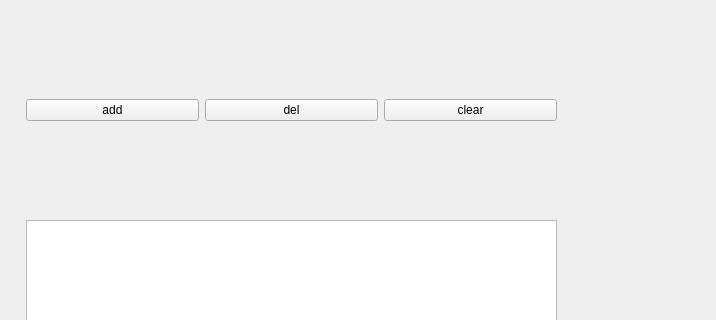
Old version of the form src/mainwindow.ui in the repository youzhicheng1/device-gui; both pictures show x 84 to 800 and y 0 to 320 of the 800 by 600 pixel window.
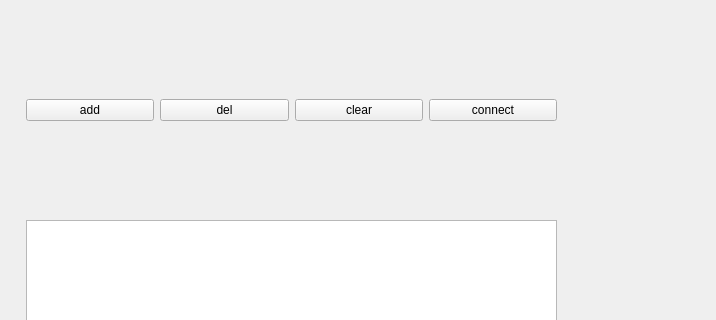
New version of the form.

```diff
--- a/src/mainwindow.ui
+++ b/src/mainwindow.ui
@@ -45,6 +45,13 @@
        </property>
       </widget>
      </item>
+     <item>
+      <widget class="QPushButton" name="ConnectButton">
+       <property name="text">
+        <string>connect</string>
+       </property>
+      </widget>
+     </item>
     </layout>
    </widget>
    <widget class="QListWidget" name="listWidget">
```
